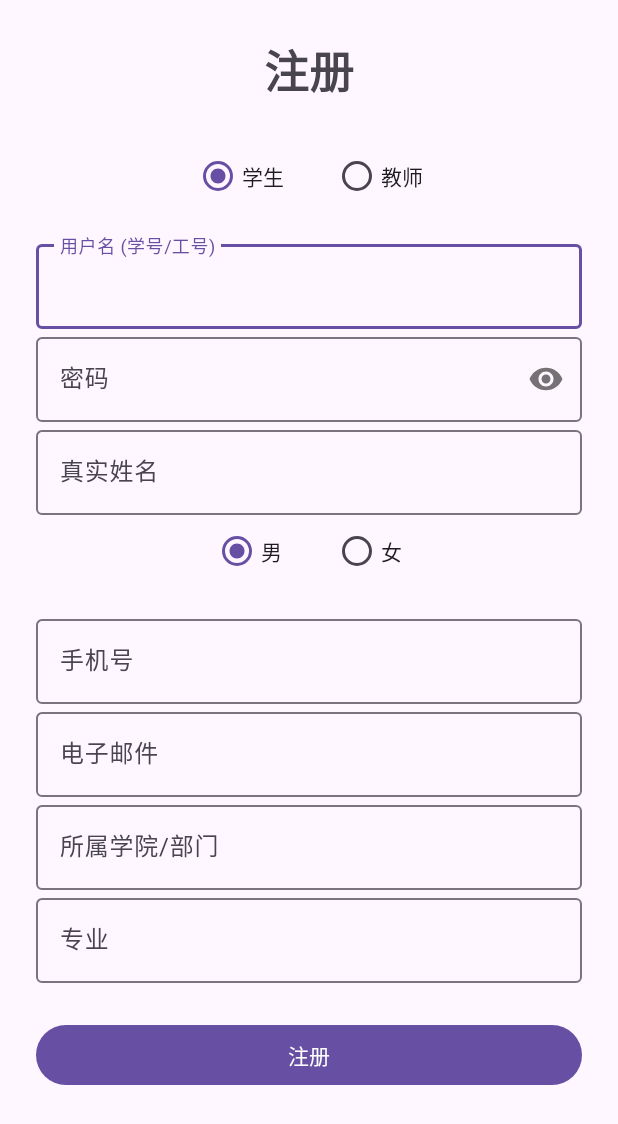
After one commit to lcx1230/MyApplication, an Android app: the RegisterActivity screen opened directly, with no data from a screen before it, on a phone screen of 412 x 824 dp. The commit adds this screen. Shown: the top 1124 px of the screen. Run offline under Robolectric (Android 15) with nearby library versions, the phone set to English and light mode, and no system bars.

Commit message:
完成登陆注册界面

```diff
--- a/app/src/main/AndroidManifest.xml
+++ b/app/src/main/AndroidManifest.xml
@@ -13,7 +13,10 @@
         android:theme="@style/Theme.MyApplication"
         tools:targetApi="31">
         <activity
-            android:name=".MainActivity"
+            android:name=".RegisterActivity"
+            android:exported="false" />
+        <activity
+            android:name=".LoginActivity"
             android:exported="false"> <!-- 设置为 false，表示该 Activity 不能被其他应用启动 -->
             <meta-data
                 android:name="android.app.lib_name"
--- /dev/null
+++ b/app/src/main/java/com/example/myapplication/RegisterActivity.java
@@ -0,0 +1,225 @@
+package com.example.myapplication;
+
+import android.content.Intent;
+import android.os.Bundle;
+import android.text.TextUtils;
+import android.view.View;
+import android.widget.Button;
+import android.widget.RadioButton;
+import android.widget.RadioGroup;
+import android.widget.Toast;
+
+import androidx.activity.EdgeToEdge;
+import androidx.appcompat.app.AppCompatActivity;
+import androidx.core.graphics.Insets;
+import androidx.core.view.ViewCompat;
+import androidx.core.view.WindowInsetsCompat;
+
+import com.google.android.material.textfield.TextInputEditText;
+import com.google.android.material.textfield.TextInputLayout;
+
+public class RegisterActivity extends AppCompatActivity {
+
+    private TextInputLayout majorInputLayout;
+    private TextInputLayout titleInputLayout;
+    private RadioGroup roleRadioGroup;
+    private RadioButton studentRadioButton;
+    private RadioButton teacherRadioButton;
+
+    private TextInputLayout usernameInputLayout;
+    private TextInputEditText usernameEditText;
+    private TextInputLayout passwordInputLayout;
+    private TextInputEditText passwordEditText;
+    private TextInputLayout nameInputLayout;
+    private TextInputEditText nameEditText;
+    private RadioGroup genderRadioGroup;
+    private RadioButton maleRadioButton;
+    private RadioButton femaleRadioButton;
+    private TextInputLayout phoneInputLayout;
+    private TextInputEditText phoneEditText;
+    private TextInputLayout emailInputLayout;
+    private TextInputEditText emailEditText;
+    private TextInputLayout departmentInputLayout;
+    private TextInputEditText departmentEditText;
+    private TextInputEditText majorEditText;
+    private TextInputEditText titleEditText;
+
+    private Button registerButton;
+
+    @Override
+    protected void onCreate(Bundle savedInstanceState) {
+        super.onCreate(savedInstanceState);
+        EdgeToEdge.enable(this);
+        setContentView(R.layout.activity_register);
+
+        majorInputLayout = findViewById(R.id.majorInputLayout);
+        titleInputLayout = findViewById(R.id.titleInputLayout);
+        roleRadioGroup = findViewById(R.id.roleRadioGroup);
+        studentRadioButton = findViewById(R.id.studentRadioButton);
+        teacherRadioButton = findViewById(R.id.teacherRadioButton);
+
+        usernameInputLayout = findViewById(R.id.usernameInputLayout);
+        usernameEditText = findViewById(R.id.usernameEditText);
+        passwordInputLayout = findViewById(R.id.passwordInputLayout);
+        passwordEditText = findViewById(R.id.passwordEditText);
+        nameInputLayout = findViewById(R.id.nameInputLayout);
+        nameEditText = findViewById(R.id.nameEditText);
+        genderRadioGroup = findViewById(R.id.genderRadioGroup);
+        maleRadioButton = findViewById(R.id.maleRadioButton);
+        femaleRadioButton = findViewById(R.id.femaleRadioButton);
+        phoneInputLayout = findViewById(R.id.phoneInputLayout);
+        phoneEditText = findViewById(R.id.phoneEditText);
+        emailInputLayout = findViewById(R.id.emailInputLayout);
+        emailEditText = findViewById(R.id.emailEditText);
+        departmentInputLayout = findViewById(R.id.departmentInputLayout);
+        departmentEditText = findViewById(R.id.departmentEditText);
+        majorEditText = findViewById(R.id.majorEditText);
+        titleEditText = findViewById(R.id.titleEditText);
+        registerButton = findViewById(R.id.registerButton);
+
+        titleInputLayout.setVisibility(View.GONE); // Default state: hide title input for students
+
+        // Set up the listener for role selection
+        roleRadioGroup.setOnCheckedChangeListener((group, checkedId) -> {
+            if (checkedId == R.id.studentRadioButton) {
+                titleInputLayout.setVisibility(View.GONE);
+                majorInputLayout.setVisibility(View.VISIBLE);
+            } else if (checkedId == R.id.teacherRadioButton) {
+                majorInputLayout.setVisibility(View.GONE);
+                titleInputLayout.setVisibility(View.VISIBLE);
+            }
+        });
+
+        // Set the click listener for the register button
+        registerButton.setOnClickListener(v -> registerUser());
+
+        // Set window insets listener for edge-to-edge layout
+        ViewCompat.setOnApplyWindowInsetsListener(findViewById(R.id.main), (v, insets) -> {
+            Insets systemBars = insets.getInsets(WindowInsetsCompat.Type.systemBars());
+            v.setPadding(systemBars.left, systemBars.top, systemBars.right, systemBars.bottom);
+            return insets;
+        });
+    }
+
+    private void registerUser() {
+        String username = usernameEditText.getText().toString().trim();
+        String password = passwordEditText.getText().toString().trim();
+        String name = nameEditText.getText().toString().trim();
+        String phone = phoneEditText.getText().toString().trim();
+        String email = emailEditText.getText().toString().trim();
+        String department = departmentEditText.getText().toString().trim();
+        String major = majorEditText.getText().toString().trim();
+        String title = titleEditText.getText().toString().trim();
+
+        String gender = "";
+        if (maleRadioButton.isChecked()) {
+            gender = "男";
+        } else if (femaleRadioButton.isChecked()) {
+            gender = "女";
+        }
+
+        if (TextUtils.isEmpty(username)) {
+            usernameInputLayout.setError("用户名不能为空");
+            return;
+        } else {
+            usernameInputLayout.setError(null);
+        }
+
+        if (TextUtils.isEmpty(password)) {
+            passwordInputLayout.setError("密码不能为空");
+            return;
+        } else {
+            passwordInputLayout.setError(null);
+        }
+
+        if (TextUtils.isEmpty(name)) {
+            nameInputLayout.setError("姓名不能为空");
+            return;
+        } else {
+            nameInputLayout.setError(null);
+        }
+
+        if (TextUtils.isEmpty(gender)) {
+            Toast.makeText(this, "请选择性别", Toast.LENGTH_SHORT).show();
+            return;
+        }
+
+        if (TextUtils.isEmpty(phone)) {
+            phoneInputLayout.setError("手机号不能为空");
+            return;
+        } else if (!isValidPhoneNumber(phone)) {
+            phoneInputLayout.setError("手机号必须是11位数字");
+            return;
+        } else {
+            phoneInputLayout.setError(null);
+        }
+
+        if (TextUtils.isEmpty(email)) {
+            emailInputLayout.setError("邮箱不能为空");
+            return;
+        } else if (!isValidEmail(email)) {
+            emailInputLayout.setError("邮箱必须是前缀+@ujs.com");
+            return;
+        } else {
+            emailInputLayout.setError(null);
+        }
+
+        if (TextUtils.isEmpty(department)) {
+            departmentInputLayout.setError("部门不能为空");
+            return;
+        } else {
+            departmentInputLayout.setError(null);
+        }
+
+        if (studentRadioButton.isChecked()) {
+            if (!isValidStudentID(username)) {
+                usernameInputLayout.setError("学生学号必须是8位数字，以22开头");
+                return;
+            } else {
+                usernameInputLayout.setError(null);
+            }
+        } else if (teacherRadioButton.isChecked()) {
+            if (!isValidEmployeeID(username)) {
+                usernameInputLayout.setError("教师工号必须是8位数字，以11开头");
+                return;
+            } else {
+                usernameInputLayout.setError(null);
+            }
+        }
+
+        if (studentRadioButton.isChecked() && TextUtils.isEmpty(major)) {
+            majorInputLayout.setError("专业不能为空");
+            return;
+        } else {
+            majorInputLayout.setError(null);
+        }
+
+        if (teacherRadioButton.isChecked() && TextUtils.isEmpty(title)) {
+            titleInputLayout.setError("职称不能为空");
+            return;
+        } else {
+            titleInputLayout.setError(null);
+        }
+
+        // Placeholder for data submission (e.g., API call, database storage)
+        Toast.makeText(this, "注册成功", Toast.LENGTH_SHORT).show();
+        Intent intent = new Intent(this, LoginActivity.class);
+        startActivity(intent);
+    }
+
+    private boolean isValidPhoneNumber(String phone) {
+        return phone.matches("^\\d{11}$"); // Check if the phone number is 11 digits
+    }
+
+    private boolean isValidEmail(String email) {
+        return email.matches("^[A-Za-z0-9._%+-]+@ujs\\.com$"); // Simple regex for ujs.com email
+    }
+
+    private boolean isValidStudentID(String username) {
+        return username.matches("^22\\d{6}$"); // Check if student ID starts with 22 and has 8 digits
+    }
+
+    private boolean isValidEmployeeID(String username) {
+        return username.matches("^11\\d{6}$"); // Check if employee ID starts with 11 and has 8 digits
+    }
+}
--- a/app/src/main/java/com/example/myapplication/SplashActivity.java
+++ b/app/src/main/java/com/example/myapplication/SplashActivity.java
@@ -18,7 +18,7 @@ public class SplashActivity extends AppCompatActivity {
         new Handler(Looper.getMainLooper()).postDelayed(new Runnable() {
             @Override
             public void run() {
-                Intent intent = new Intent(SplashActivity.this, MainActivity.class); // 创建 Intent，用于从 SplashActivity2 跳转到 MainActivity
+                Intent intent = new Intent(SplashActivity.this, LoginActivity.class); // 创建 Intent，用于从 SplashActivity2 跳转到 MainActivity
                 startActivity(intent); // 启动 MainActivity
                 finish(); // 关闭当前的 SplashActivity2
             }
--- /dev/null
+++ b/app/src/main/res/layout/activity_register.xml
@@ -0,0 +1,194 @@
+<?xml version="1.0" encoding="utf-8"?>
+<ScrollView xmlns:android="http://schemas.android.com/apk/res/android"
+    xmlns:app="http://schemas.android.com/apk/res-auto"
+    android:id="@+id/main"
+    android:layout_width="match_parent"
+    android:layout_height="match_parent"
+    android:fillViewport="true">
+
+    <LinearLayout
+        android:layout_width="match_parent"
+        android:layout_height="wrap_content"
+        android:orientation="vertical"
+        android:padding="24dp">
+
+        <TextView
+            android:layout_width="wrap_content"
+            android:layout_height="wrap_content"
+            android:text="注册"
+            android:textSize="30sp"
+            android:textStyle="bold"
+            android:layout_gravity="center_horizontal"
+            android:layout_marginBottom="24dp"/>
+
+        <!-- Role Selection -->
+        <RadioGroup
+            android:id="@+id/roleRadioGroup"
+            android:layout_width="match_parent"
+            android:layout_height="wrap_content"
+            android:orientation="horizontal"
+            android:gravity="center_horizontal"
+            android:layout_marginBottom="16dp">
+
+            <RadioButton
+                android:id="@+id/studentRadioButton"
+                android:layout_width="wrap_content"
+                android:layout_height="wrap_content"
+                android:text="学生"
+                android:checked="true"
+                android:layout_marginEnd="32dp"/>
+
+            <RadioButton
+                android:id="@+id/teacherRadioButton"
+                android:layout_width="wrap_content"
+                android:layout_height="wrap_content"
+                android:text="教师" />
+        </RadioGroup>
+
+        <!-- Username -->
+        <com.google.android.material.textfield.TextInputLayout
+            android:id="@+id/usernameInputLayout"
+            android:layout_width="match_parent"
+            android:layout_height="wrap_content"
+            android:hint="用户名 (学号/工号)">
+
+            <com.google.android.material.textfield.TextInputEditText
+                android:id="@+id/usernameEditText"
+                android:layout_width="match_parent"
+                android:layout_height="wrap_content"
+                android:inputType="text" />
+        </com.google.android.material.textfield.TextInputLayout>
+
+        <!-- Password -->
+        <com.google.android.material.textfield.TextInputLayout
+            android:id="@+id/passwordInputLayout"
+            android:layout_width="match_parent"
+            android:layout_height="wrap_content"
+            android:hint="密码"
+            app:passwordToggleEnabled="true">
+
+            <com.google.android.material.textfield.TextInputEditText
+                android:id="@+id/passwordEditText"
+                android:layout_width="match_parent"
+                android:layout_height="wrap_content"
+                android:inputType="textPassword" />
+        </com.google.android.material.textfield.TextInputLayout>
+
+        <!-- Name -->
+        <com.google.android.material.textfield.TextInputLayout
+            android:id="@+id/nameInputLayout"
+            android:layout_width="match_parent"
+            android:layout_height="wrap_content"
+            android:hint="真实姓名">
+
+            <com.google.android.material.textfield.TextInputEditText
+                android:id="@+id/nameEditText"
+                android:layout_width="match_parent"
+                android:layout_height="wrap_content"
+                android:inputType="textPersonName" />
+        </com.google.android.material.textfield.TextInputLayout>
+
+        <!-- Gender Selection -->
+        <RadioGroup
+            android:id="@+id/genderRadioGroup"
+            android:layout_width="match_parent"
+            android:layout_height="wrap_content"
+            android:orientation="horizontal"
+            android:gravity="center_horizontal"
+            android:layout_marginBottom="16dp">
+
+            <RadioButton
+                android:id="@+id/maleRadioButton"
+                android:layout_width="wrap_content"
+                android:layout_height="wrap_content"
+                android:text="男"
+                android:checked="true"
+                android:layout_marginEnd="32dp"/>
+
+            <RadioButton
+                android:id="@+id/femaleRadioButton"
+                android:layout_width="wrap_content"
+                android:layout_height="wrap_content"
+                android:text="女" />
+        </RadioGroup>
+
+        <!-- Phone -->
+        <com.google.android.material.textfield.TextInputLayout
+            android:id="@+id/phoneInputLayout"
+            android:layout_width="match_parent"
+            android:layout_height="wrap_content"
+            android:hint="手机号">
+
+            <com.google.android.material.textfield.TextInputEditText
+                android:id="@+id/phoneEditText"
+                android:layout_width="match_parent"
+                android:layout_height="wrap_content"
+                android:inputType="phone" />
+        </com.google.android.material.textfield.TextInputLayout>
+
+        <!-- Email -->
+        <com.google.android.material.textfield.TextInputLayout
+            android:id="@+id/emailInputLayout"
+            android:layout_width="match_parent"
+            android:layout_height="wrap_content"
+            android:hint="电子邮件">
+
+            <com.google.android.material.textfield.TextInputEditText
+                android:id="@+id/emailEditText"
+                android:layout_width="match_parent"
+                android:layout_height="wrap_content"
+                android:inputType="textEmailAddress" />
+        </com.google.android.material.textfield.TextInputLayout>
+
+        <!-- Department -->
+        <com.google.android.material.textfield.TextInputLayout
+            android:id="@+id/departmentInputLayout"
+            android:layout_width="match_parent"
+            android:layout_height="wrap_content"
+            android:hint="所属学院/部门">
+
+            <com.google.android.material.textfield.TextInputEditText
+                android:id="@+id/departmentEditText"
+                android:layout_width="match_parent"
+                android:layout_height="wrap_content"
+                android:inputType="text" />
+        </com.google.android.material.textfield.TextInputLayout>
+
+        <!-- Major (Conditional) -->
+        <com.google.android.material.textfield.TextInputLayout
+            android:id="@+id/majorInputLayout"
+            android:layout_width="match_parent"
+            android:layout_height="wrap_content"
+            android:hint="专业">
+
+            <com.google.android.material.textfield.TextInputEditText
+                android:id="@+id/majorEditText"
+                android:layout_width="match_parent"
+                android:layout_height="wrap_content"
+                android:inputType="text" />
+        </com.google.android.material.textfield.TextInputLayout>
+
+        <!-- Title (Conditional) -->
+        <com.google.android.material.textfield.TextInputLayout
+            android:id="@+id/titleInputLayout"
+            android:layout_width="match_parent"
+            android:layout_height="wrap_content"
+            android:hint="职称">
+
+            <com.google.android.material.textfield.TextInputEditText
+                android:id="@+id/titleEditText"
+                android:layout_width="match_parent"
+                android:layout_height="wrap_content"
+                android:inputType="text" />
+        </com.google.android.material.textfield.TextInputLayout>
+
+        <!-- Register Button -->
+        <Button
+            android:id="@+id/registerButton"
+            android:layout_width="match_parent"
+            android:layout_height="wrap_content"
+            android:layout_marginTop="24dp"
+            android:text="注册" />
+
+    </LinearLayout>
+</ScrollView>
--- a/app/src/main/res/menu/menu_main.xml
+++ b/app/src/main/res/menu/menu_main.xml
@@ -1,7 +1,7 @@
 <menu xmlns:android="http://schemas.android.com/apk/res/android"
     xmlns:app="http://schemas.android.com/apk/res-auto"
     xmlns:tools="http://schemas.android.com/tools"
-    tools:context="com.example.myapplication.MainActivity">
+    tools:context="com.example.myapplication.LoginActivity">
     <item
         android:id="@+id/action_settings"
         android:orderInCategory="100"
```
Also changed, not shown: app/src/main/java/com/example/myapplication/LoginActivity.java (added, +34 -0 lines), app/src/main/java/com/example/myapplication/MainActivity.java (deleted, +0 -16 lines), app/src/main/res/layout/activity_login.xml (renamed from app/src/main/res/layout/activity_main.xml, +4 -4 lines), app/src/main/res/values/strings.xml (+4 -4 lines).
